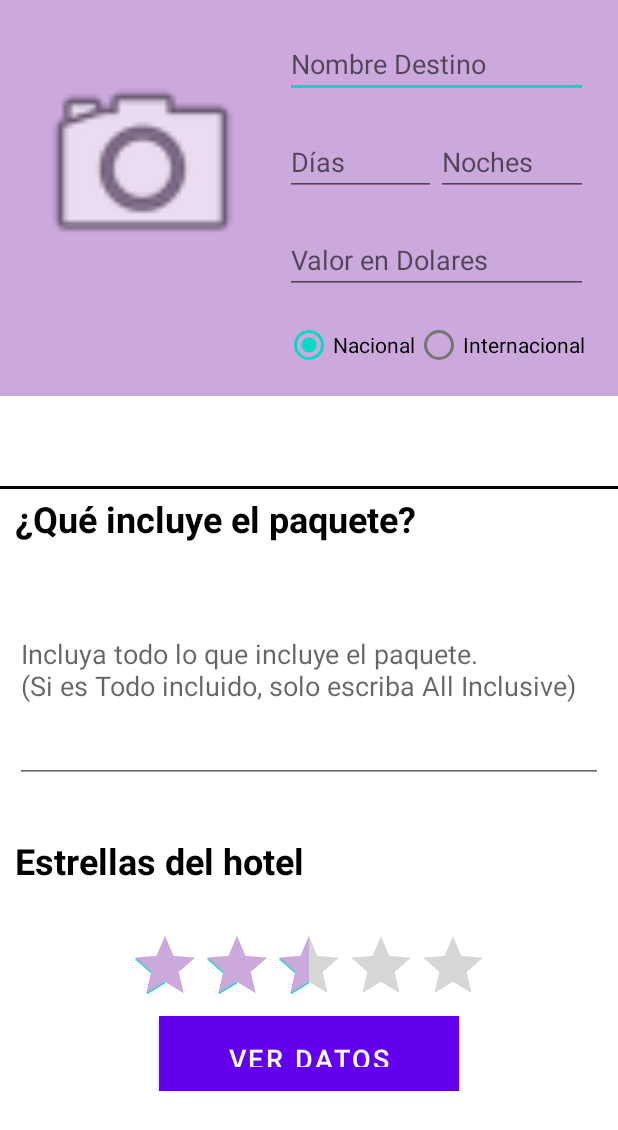
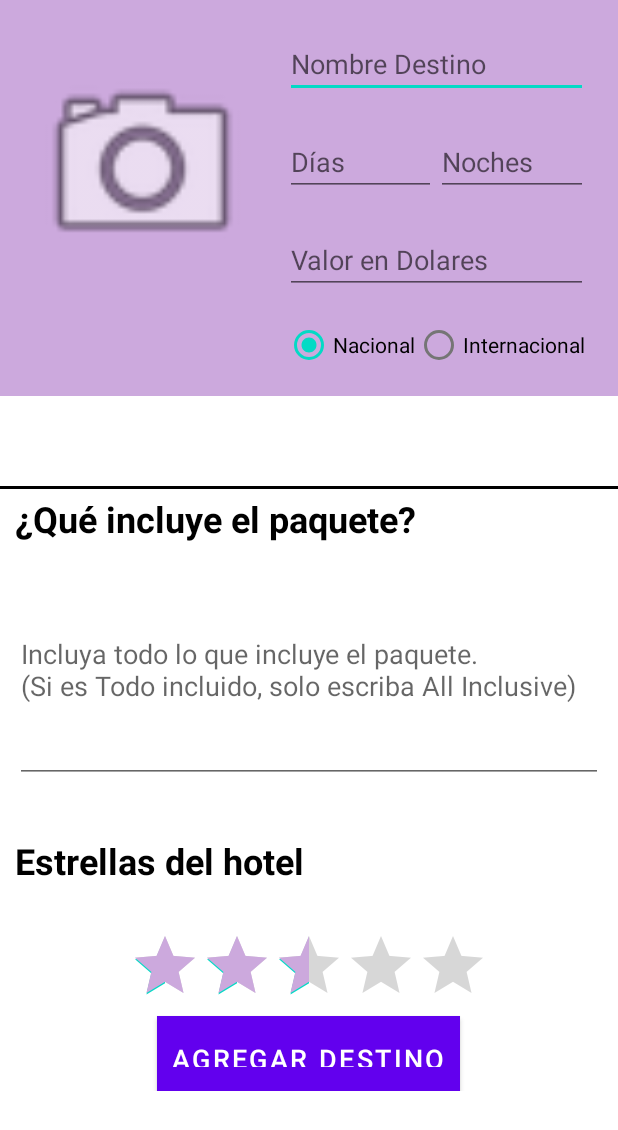
Before and after one commit to javimutis/Agencia-de-Viajes, an Android app: the layout activity_ficha_viaje.xml on its own in the app's theme, with its tools: preview values and no code run, on a phone screen of 412 x 824 dp. Shown: the top 1130 px of the screen. Run offline under Robolectric (Android 15) with nearby library versions, the phone set to English and light mode, and no system bars.

Commit message:
Primer commit

```diff
--- a/app/build.gradle
+++ b/app/build.gradle
@@ -34,7 +34,6 @@ android {
 }
 
 dependencies {
-
     def room_version = "2.4.0"
     implementation "androidx.room:room-runtime:$room_version"
     annotationProcessor "androidx.room:room-compiler:$room_version"
--- a/app/src/main/java/bootcamp/cl/ejemplo/appveterinarioperruno/ListadoFichasActivity.java
+++ b/app/src/main/java/bootcamp/cl/ejemplo/appveterinarioperruno/ListadoFichasActivity.java
@@ -25,12 +25,8 @@ public class ListadoFichasActivity extends AppCompatActivity {
 
     private Context context;
     ActivityListadoFichasBinding binding; // Binding de la vista de la actividad
-
-
     DestinoAdapter adaptarDestino; // Adaptador para la lista de destinos
-
     List<Destino> listaDestino = new ArrayList<>();// Lista de objetos Destino
-
 
     @Override
     protected void onCreate(Bundle savedInstanceState) {
--- a/app/src/main/java/bootcamp/cl/ejemplo/appveterinarioperruno/basedatos/DestinoDAO.java
+++ b/app/src/main/java/bootcamp/cl/ejemplo/appveterinarioperruno/basedatos/DestinoDAO.java
@@ -9,18 +9,22 @@ import androidx.room.Update;
 import java.util.List;
 
 import bootcamp.cl.ejemplo.appveterinarioperruno.modelo.Destino;
-
+// Indica que esta clase es un Data Access Object (DAO) y está relacionada con la entidad Destino
 @Dao
 public interface DestinoDAO {
+// Método para insertar un objeto Destino en la base de datos y devuelve el id del registro insertado
 
     @Insert
     long insertarDestino(Destino destino);
+// Método para actualizar un objeto Destino en la base de datos
 
     @Update
     void actualizarDestino(Destino destino);
+// Método para eliminar un objeto Destino de la base de datos
 
     @Delete
     void eliminarDestino(Destino destino);
+// Método para obtener todos los objetos Destino almacenados en la base de datos
 
     @Query("SELECT * FROM Destino")
     List<Destino> obtenerDestino();
--- a/app/src/main/java/bootcamp/cl/ejemplo/appveterinarioperruno/modelo/Destino.java
+++ b/app/src/main/java/bootcamp/cl/ejemplo/appveterinarioperruno/modelo/Destino.java
@@ -83,4 +83,8 @@ public class Destino {
     public void setLocalidadDestino(boolean localidadDestino) {
         this.localidadDestino = localidadDestino;
     }
+
+    public boolean getId() {
+        return false;
+    }
 }
--- a/app/src/main/java/bootcamp/cl/ejemplo/appveterinarioperruno/modelo/FichaDestino.java
+++ b/app/src/main/java/bootcamp/cl/ejemplo/appveterinarioperruno/modelo/FichaDestino.java
@@ -10,6 +10,7 @@ import androidx.room.PrimaryKey;
         onDelete = ForeignKey.CASCADE))
 public class FichaDestino {
 
+//Declaración de las variables que almacenarán los datos de la FichaDestino
     @PrimaryKey(autoGenerate = true)
     private long idFicha;
     private String descripPaquete;
--- a/app/src/main/res/layout/activity_ficha_viaje.xml
+++ b/app/src/main/res/layout/activity_ficha_viaje.xml
@@ -38,8 +38,7 @@
                 android:layout_marginEnd="10dp"
                 android:layout_marginBottom="10dp"
                 android:layout_toEndOf="@id/ImagenAvatarViaje"
-                android:hint="Nombre Destino"
-                android:inputType="number">
+                android:hint="Nombre Destino">
 
             </EditText>
 
@@ -76,7 +75,10 @@
                 android:layout_width="match_parent"
                 android:layout_height="wrap_content"
                 android:layout_below="@id/tiempoViaje"
-                android:layout_margin="10dp"
+                android:layout_marginStart="10dp"
+                android:layout_marginTop="10dp"
+                android:layout_marginEnd="10dp"
+                android:layout_marginBottom="10dp"
                 android:layout_toEndOf="@id/ImagenAvatarViaje"
                 android:hint="Valor en Dolares"
                 android:inputType="number"></EditText>
@@ -137,7 +139,10 @@
                 android:layout_width="match_parent"
                 android:layout_height="150dp"
                 android:layout_below="@id/etiquetaPaquete"
-                android:layout_margin="10dp"
+                android:layout_marginStart="10dp"
+                android:layout_marginTop="10dp"
+                android:layout_marginEnd="10dp"
+                android:layout_marginBottom="10dp"
                 android:hint="Incluya todo lo que incluye el paquete.                          (Si es Todo incluido, solo escriba All Inclusive)"
                 android:paddingTop="10dp"
                 android:textColor="@color/black"
@@ -170,13 +175,13 @@
 
             <Button
                 android:id="@+id/botonVerDatos"
-                android:layout_width="200dp"
+                android:layout_width="wrap_content"
                 android:layout_height="50dp"
                 android:layout_below="@id/valoracionEstrellas"
                 android:layout_centerHorizontal="true"
                 android:background="@color/light_green"
                 android:padding="10dp"
-                android:text="Ver Datos"
+                android:text="AGREGAR DESTINO"
                 android:textColor="@color/white"
                 android:textSize="18sp" />
         </RelativeLayout>
--- a/app/src/main/res/layout/activity_main.xml
+++ b/app/src/main/res/layout/activity_main.xml
@@ -55,6 +55,7 @@
         android:layout_width="match_parent"
         android:layout_height="wrap_content"
         android:background="@color/color_principal_app"
+        android:baselineAligned="false"
         android:text="@string/boton_agregar" />
 
 
@@ -81,6 +82,6 @@
         android:gravity="center"
         android:text="Bootcamp UNAB"
         android:textColor="@color/black"
-        android:textSize="12sp"></TextView><!-- Cierre del View!-->
+        android:textSize="12sp"></TextView>
 
 </LinearLayout>
--- a/app/src/main/res/layout/ficha_item.xml
+++ b/app/src/main/res/layout/ficha_item.xml
@@ -100,7 +100,6 @@
                     android:layout_height="45dp"
                     android:layout_alignParentEnd="true"
                     android:layout_centerInParent="true"
-                    android:layout_centerHorizontal="true"
                     android:layout_toRightOf="@id/contenedorItem"
                     app:srcCompat="@drawable/baseline_chevron_right_24"></ImageView>
 
--- a/app/src/main/res/values/strings.xml
+++ b/app/src/main/res/values/strings.xml
@@ -5,6 +5,8 @@
     <string name="boton_ficha">IR AL REGISTRO</string>
     <string name="boton_agregar">AGREGAR DESTINO</string>
     <string name="mensaje_toast_ficha_viaje">Tienes que ingresar los datos del viaje</string>
+<!-- TODO: Remove or change this placeholder text -->
+    <string name="hello_blank_fragment">Hello blank fragment</string>
 
 
 </resources>
--- a/build.gradle
+++ b/build.gradle
@@ -1,5 +1,5 @@
 // Top-level build file where you can add configuration options common to all sub-projects/modules.
 plugins {
-    id 'com.android.application' version '7.4.2' apply false
-    id 'com.android.library' version '7.4.2' apply false
+    id 'com.android.application' version '8.0.0' apply false
+    id 'com.android.library' version '8.0.0' apply false
 }
--- a/gradle.properties
+++ b/gradle.properties
@@ -19,3 +19,5 @@ android.useAndroidX=true
 # resources declared in the library itself and none from the library's dependencies,
 # thereby reducing the size of the R class for that library
 android.nonTransitiveRClass=true
+android.defaults.buildfeatures.buildconfig=true
+android.nonFinalResIds=false
```
Also changed, not shown: app/src/main/java/bootcamp/cl/ejemplo/appveterinarioperruno/FichaViajeActivity.java (+49 -32 lines), app/src/main/java/bootcamp/cl/ejemplo/appveterinarioperruno/adaptadores/DestinoAdapter.java (+28 -6 lines), app/src/main/java/bootcamp/cl/ejemplo/appveterinarioperruno/basedatos/AppDataBase.java (+13 -1 lines), app/src/main/java/bootcamp/cl/ejemplo/appveterinarioperruno/basedatos/FichaDestinoDAO.java (+4 -3 lines), app/src/main/java/bootcamp/cl/ejemplo/appveterinarioperruno/basedatos/Migration1To2.java (+6 -1 lines), gradle/wrapper/gradle-wrapper.properties.
